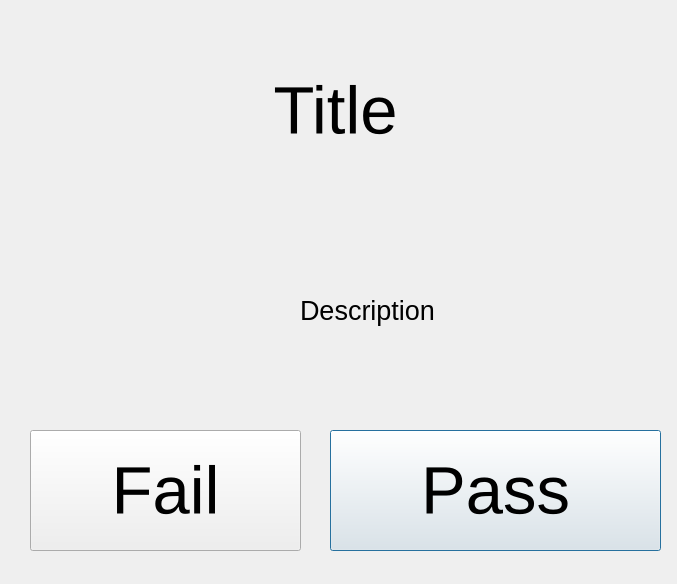
joaonc/show_dialog, file assets/ui/show_dialog.ui: the form before one commit.
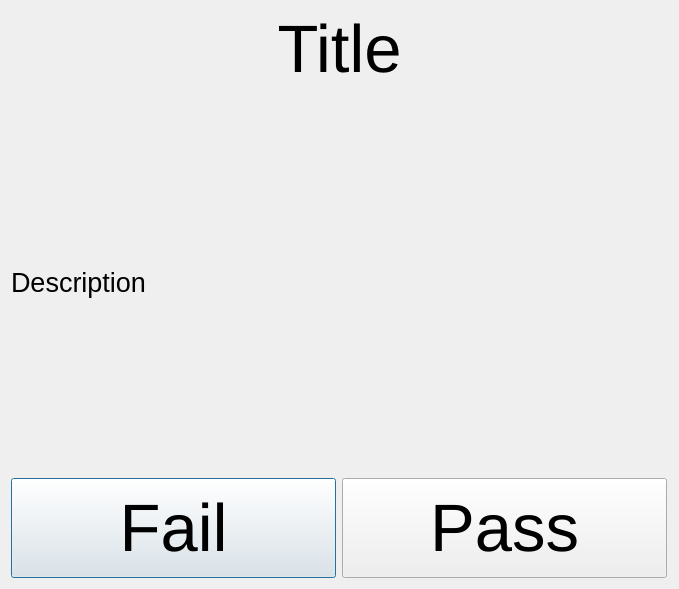
The form after the commit. Icons and pictures are not drawn.

Patch:
```diff
--- a/assets/ui/show_dialog.ui
+++ b/assets/ui/show_dialog.ui
@@ -6,8 +6,8 @@
    <rect>
     <x>0</x>
     <y>0</y>
-    <width>677</width>
-    <height>584</height>
+    <width>679</width>
+    <height>589</height>
    </rect>
   </property>
   <property name="font">
@@ -22,14 +22,19 @@
    <iconset resource="../resources.qrc">
     <normaloff>:/images/window_icon.png</normaloff>:/images/window_icon.png</iconset>
   </property>
+  <layout class="QVBoxLayout" name="verticalLayout">
+   <item>
+    <layout class="QVBoxLayout" name="v_layout">
+     <property name="sizeConstraint">
+      <enum>QLayout::SizeConstraint::SetDefaultConstraint</enum>
+     </property>
+     <item>
   <widget class="QLabel" name="title_label">
-   <property name="geometry">
-    <rect>
-     <x>120</x>
-     <y>50</y>
-     <width>431</width>
-     <height>121</height>
-    </rect>
+       <property name="sizePolicy">
+        <sizepolicy hsizetype="Preferred" vsizetype="Fixed">
+         <horstretch>0</horstretch>
+         <verstretch>0</verstretch>
+        </sizepolicy>
    </property>
    <property name="text">
     <string>Title</string>
@@ -38,15 +43,9 @@
     <set>Qt::AlignmentFlag::AlignCenter</set>
    </property>
   </widget>
+     </item>
+     <item>
   <widget class="QLabel" name="description_label">
-   <property name="geometry">
-    <rect>
-     <x>300</x>
-     <y>260</y>
-     <width>261</width>
-     <height>101</height>
-    </rect>
-   </property>
    <property name="font">
     <font>
      <pointsize>20</pointsize>
@@ -56,31 +55,16 @@
     <string>Description</string>
    </property>
   </widget>
-  <widget class="QPushButton" name="pass_button">
-   <property name="geometry">
-    <rect>
-     <x>330</x>
-     <y>430</y>
-     <width>331</width>
-     <height>121</height>
-    </rect>
-   </property>
-   <property name="text">
-    <string>Pass</string>
-   </property>
-   <property name="icon">
-    <iconset resource="../resources.qrc">
-     <normaloff>:/images/pass_icon.png</normaloff>:/images/pass_icon.png</iconset>
-   </property>
-  </widget>
+     </item>
+     <item>
+      <layout class="QHBoxLayout" name="buttons_h_layout">
+       <item>
   <widget class="QPushButton" name="fail_button">
-   <property name="geometry">
-    <rect>
-     <x>30</x>
-     <y>430</y>
-     <width>271</width>
-     <height>121</height>
-    </rect>
+         <property name="maximumSize">
+          <size>
+           <width>325</width>
+           <height>100</height>
+          </size>
    </property>
    <property name="text">
     <string>Fail</string>
@@ -90,6 +74,29 @@
      <normaloff>:/images/fail_icon.png</normaloff>:/images/fail_icon.png</iconset>
    </property>
   </widget>
+       </item>
+       <item>
+        <widget class="QPushButton" name="pass_button">
+         <property name="maximumSize">
+          <size>
+           <width>325</width>
+           <height>100</height>
+          </size>
+         </property>
+         <property name="text">
+          <string>Pass</string>
+         </property>
+         <property name="icon">
+          <iconset resource="../resources.qrc">
+           <normaloff>:/images/pass_icon.png</normaloff>:/images/pass_icon.png</iconset>
+         </property>
+        </widget>
+       </item>
+      </layout>
+     </item>
+    </layout>
+   </item>
+  </layout>
  </widget>
  <resources>
   <include location="../resources.qrc"/>
```
Lines whose indentation alone changed are shown as unchanged.
